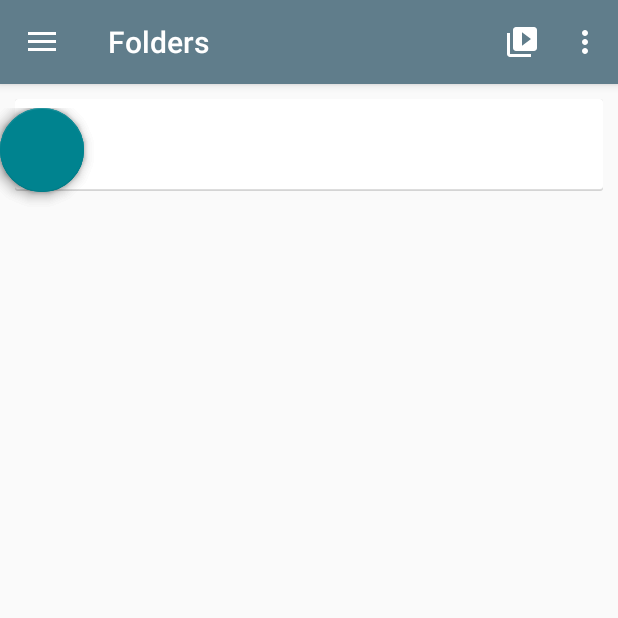
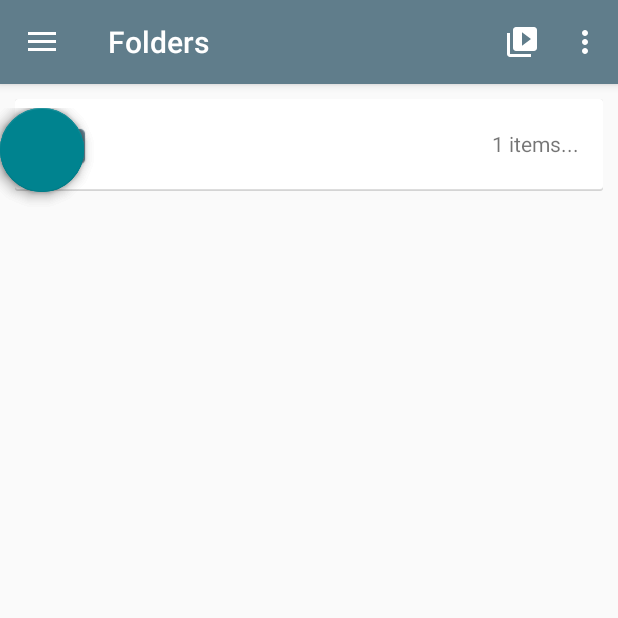
Before and after one commit to vparthas/LockPad, an Android app: the MainActivity screen opened directly, with no data from a screen before it, on a phone screen of 412 x 824 dp, the top half of it. Run offline under Robolectric (Android 15) with nearby library versions, the light colour scheme and no system bars; libraries missing offline, so code that uses them is left out: com.getbase.floatingactionbutton; plain views replace FloatingActionButton, FloatingActionsMenu; 13 statements that could not run were skipped.

Commit message:
File system overhaul

```diff
--- a/app/src/main/java/com/varunp/padlock/activities/MainActivity.java
+++ b/app/src/main/java/com/varunp/padlock/activities/MainActivity.java
@@ -23,6 +23,8 @@ import com.getbase.floatingactionbutton.FloatingActionsMenu;
 import com.varunp.padlock.R;
 import com.varunp.padlock.adapters.FolderAdapter;
 import com.varunp.padlock.utils.FileManager;
+import com.varunp.padlock.utils.FileTracker;
+import com.varunp.padlock.utils.FolderList;
 import com.varunp.padlock.utils.Globals;
 
 import net.dealforest.sample.crypt.AES256Cipher;
@@ -46,6 +48,8 @@ public class MainActivity extends AppCompatActivity
         FloatingActionButton fab = (FloatingActionButton) findViewById(R.id.fab);
         fab.hide();
 
+        initFileTracker();
+
         initFab();
 
         initRecyclerView();
@@ -53,7 +57,15 @@ public class MainActivity extends AppCompatActivity
         initDrawer();
     }
 
-    private void initRecyclerView() {
+    private void initFileTracker()
+    {
+        FileManager fm = new FileManager(getApplicationContext());
+        String[] files = fm.getContentsStr(FileManager.FILE_INTERNAL, Globals.FOLDER_DATA);
+        FileTracker.init(getApplicationContext(), files);
+    }
+
+    private void initRecyclerView()
+    {
         mRecyclerView = (RecyclerView) findViewById(R.id.cardList);
 
         // use this setting to improve performance if you know that changes
@@ -65,8 +77,12 @@ public class MainActivity extends AppCompatActivity
         mRecyclerView.setLayoutManager(mLayoutManager);
 
         // specify an adapter (see also next example)
-        mAdapter = new FolderAdapter(
-                new FileManager(this).getInternalPath(Globals.FOLDER_DATA) + "/");
+        resetRecycler(FolderAdapter.QUERY_FOLDERS);
+    }
+
+    private void resetRecycler(int query)
+    {
+        mAdapter = new FolderAdapter(query);
         mRecyclerView.setAdapter(mAdapter);
     }
 
@@ -179,21 +195,29 @@ public class MainActivity extends AppCompatActivity
         {
             toolbar.setTitle(Globals.NAV_HEADER_NOTES);
             setTitle(Globals.NAV_HEADER_NOTES);
+
+            resetRecycler(FolderAdapter.QUERY_TEXT);
         }
         else if (id == R.id.nav_gallery)
         {
             toolbar.setTitle(Globals.NAV_HEADER_IMAGES);
             setTitle(Globals.NAV_HEADER_IMAGES);
+
+            resetRecycler(FolderAdapter.QUERY_IMAGE);
         }
         else if (id == R.id.nav_files)
         {
             toolbar.setTitle(Globals.NAV_HEADER_FILES);
             setTitle(Globals.NAV_HEADER_FILES);
+
+            resetRecycler(FolderAdapter.QUERY_FILES);
         }
         else if (id == R.id.nav_folders)
         {
             toolbar.setTitle(Globals.NAV_HEADER_FOLDERS);
             setTitle(Globals.NAV_HEADER_FOLDERS);
+
+            resetRecycler(FolderAdapter.QUERY_FOLDERS);
         }
         else if (id == R.id.nav_rate)
         {
--- a/app/src/main/java/com/varunp/padlock/adapters/FolderAdapter.java
+++ b/app/src/main/java/com/varunp/padlock/adapters/FolderAdapter.java
@@ -2,6 +2,7 @@ package com.varunp.padlock.adapters;
 
 import android.os.Bundle;
 import android.support.v7.widget.RecyclerView;
+import android.util.Log;
 import android.view.LayoutInflater;
 import android.view.View;
 import android.view.ViewGroup;
@@ -9,57 +10,29 @@ import android.widget.ImageView;
 import android.widget.TextView;
 
 import com.varunp.padlock.R;
+import com.varunp.padlock.utils.FileTracker;
 import com.varunp.padlock.utils.Globals;
+import com.varunp.padlock.utils.PLFile;
 
 import java.io.File;
 import java.util.ArrayList;
 import java.util.List;
+import java.util.Stack;
 
 public class FolderAdapter extends RecyclerView.Adapter<FolderAdapter.ViewHolder>
 {
-    private FileItem[] mDataset;
+    public class Manager
+    {
+        private Stack<PLFile> parents;
 
-    private class FileItem
-    {
-        public static final int FOLDER = R.drawable.folder;
-        public static final int NOTE = R.drawable.file_document;
-        public static final int IMAGE = R.drawable.file_image;
-
-        private String name, subLine;
-        private int fileType;
-        private File file;
-
-        public FileItem(File f)
+        public List<PLFile> getParent()
         {
-            if(f.isDirectory())
-            {
-                fileType = FOLDER;
-                int i = f.listFiles().length;
-                subLine = i != 1 ? i + " items" : i + " item";
-            }
-            else if(f.getName().endsWith(Globals.IMAGE_SUFFIX))
-            {
-                fileType = IMAGE;
-                subLine = "";
-            }
-            else
-            {
-                fileType = NOTE;
-                subLine = "";
-            }
-
-            name = f.getName();
-            file = f;
-        }
-
-        public FileItem(String parent)
-        {
-            name = "Back";
-            subLine = "..";
-            fileType = FOLDER;
-            file = new File(parent);
+            return null; //TODO
         }
     }
+
+
+    private List<PLFile> mDataset;
 
     // Provide a reference to the views for each data item
     // Complex data items may need more than one view per item, and
@@ -81,32 +54,30 @@ public class FolderAdapter extends RecyclerView.Adapter<FolderAdapter.ViewHolder
         }
     }
 
+    public static final int QUERY_FOLDERS = 0, QUERY_FILES = 1, QUERY_TEXT = 2, QUERY_IMAGE = 3;
+
     // Provide a suitable constructor (depends on the kind of dataset)
-    public FolderAdapter(String path)
+    public FolderAdapter(int query)
     {
-        mDataset = getFileItems(new String[]{path});
+        switch(query)
+        {
+            case QUERY_FOLDERS:
+                mDataset = FileTracker.getFolders();
+                break;
+            case QUERY_FILES:
+                mDataset = FileTracker.getAllFiles();
+                break;
+            case QUERY_TEXT:
+                mDataset = FileTracker.getFileType(Globals.FILENAME_TEXT);
+                break;
+            case QUERY_IMAGE:
+                mDataset = FileTracker.getFileType(Globals.FILENAME_IMAGE);
+                break;
+        }
+
+        Log.d("FolderAdapter", mDataset.toString());
     }
 
-    public FolderAdapter(String[] paths)
-    {
-        mDataset = getFileItems(paths);
-    }
-
-    private FileItem[] getFileItems(String[] files)
-    {
-        List<FileItem> ret = new ArrayList<FileItem>();
-        for(int i = 0; i < files.length; i++)
-        {
-            if(files[i].startsWith(Globals.FOLDER_PARENT))
-            {
-                ret.add(new FileItem(files[i].substring(2)));
-            }
-            File temp = new File(files[i]);
-            for(File f : temp.listFiles())
-                ret.add(new FileItem(f));
-        }
-        return ret.toArray(new FileItem[ret.size()]);
-    }
 
     // Create new views (invoked by the layout manager)
     @Override
@@ -125,34 +96,52 @@ public class FolderAdapter extends RecyclerView.Adapter<FolderAdapter.ViewHolder
     {
         // - get element from your dataset at this position
         // - replace the contents of the view with that element
-        holder.nameView.setText(mDataset[position].name);
-        holder.itemView.setText(mDataset[position].subLine);
-        holder.iconView.setImageResource(mDataset[position].fileType);
+        holder.nameView.setText(mDataset.get(position).getFileName());
+        holder.itemView.setText(getSubLine(mDataset.get(position)));
+        holder.iconView.setImageResource(getImage(mDataset.get(position)));
 
         holder.mView.setOnClickListener(new View.OnClickListener()
         {
             @Override
             public void onClick(View v)
             {
-                if(mDataset[position].fileType == FileItem.FOLDER)
-                {
-                    if(mDataset[position].subLine.equals(Globals.FOLDER_PARENT))
-                        mDataset = getFileItems(new String[]
-                                {mDataset[position].file.getAbsolutePath()});
-                    else
-                        mDataset = getFileItems(new String[]
-                                {Globals.FOLDER_PARENT + mDataset[position].file.getParent(),
-                                        mDataset[position].file.getAbsolutePath()});
-                    notifyDataSetChanged();
-                }
+                //TODO
             }
         });
+    }
+
+
+    public static final int FOLDER = R.drawable.folder;
+    public static final int NOTE = R.drawable.file_document;
+    public static final int IMAGE = R.drawable.file_image;
+    private int getImage(PLFile plFile)
+    {
+        if(plFile.isFolder())
+            return FOLDER;
+        if(plFile.getSuffix().equals(Globals.FILENAME_TEXT))
+            return NOTE;
+        if(plFile.getSuffix().equals(Globals.FILENAME_IMAGE))
+            return IMAGE;
+        else
+            return android.R.drawable.ic_dialog_alert;
+    }
+
+    private String getSubLine(PLFile plFile)
+    {
+        if(plFile.isFolder())
+            return FileTracker.getFolder(plFile).size() + " items...";
+        if(plFile.getSuffix().equals(Globals.FILENAME_IMAGE))
+            return "Image";
+        if(plFile.getSuffix().equals(Globals.FILENAME_TEXT))
+            return "Text";
+        else
+            return "Error!";
     }
 
     // Return the size of your dataset (invoked by the layout manager)
     @Override
     public int getItemCount()
     {
-        return mDataset.length;
+        return mDataset.size();
     }
 }
--- a/app/src/main/java/com/varunp/padlock/utils/FileManager.java
+++ b/app/src/main/java/com/varunp/padlock/utils/FileManager.java
@@ -1,6 +1,7 @@
 package com.varunp.padlock.utils;
 
 import android.content.Context;
+import android.util.Log;
 
 import java.io.BufferedReader;
 import java.io.File;
@@ -71,10 +72,27 @@ public class FileManager
         }
     }
 
+    public boolean delete(boolean internal, String name)
+    {
+        File file = internal ? new File(m_context.getFilesDir() + "/" + name) : new File(name);
+        return file.delete();
+    }
+
     public File[] getContents(boolean internal, String dir)
     {
         return internal ? new File(m_context.getFilesDir() + "/" + dir).listFiles() :
                 new File(dir).listFiles();
+    }
+
+    public String[] getContentsStr(boolean internal, String dir)
+    {
+        File[] files = getContents(internal, dir);
+        String[] ret = new String[files.length];
+
+        for(int i = 0; i < files.length; i++)
+            ret[i] = files[i].getName();
+
+        return ret;
     }
 
     public String getInternalPath(String dir)
--- /dev/null
+++ b/app/src/main/java/com/varunp/padlock/utils/FileTracker.java
@@ -0,0 +1,160 @@
+package com.varunp.padlock.utils;
+
+import android.content.Context;
+import android.support.annotation.Nullable;
+import android.util.Log;
+import android.widget.Toast;
+
+import java.util.ArrayList;
+import java.util.HashMap;
+import java.util.HashSet;
+import java.util.List;
+import java.util.Set;
+
+/**
+ * Created by Varun on 6/13/2016.
+ */
+public class FileTracker
+{
+    private static HashMap<String, Set<PLFile>> files;
+
+    public static void init(Context context, String[] fileList)
+    {
+        Log.d("FileTracker", fileList.length + "");
+
+        files = new HashMap<>();
+
+        files.put(Globals.FILENAME_IMAGE, new HashSet<PLFile>());
+        files.put(Globals.FILENAME_TEXT, new HashSet<PLFile>());
+
+        for(String s : FolderList.read(context))
+        {
+            Log.d("FileTracker", "folder added: " + s);
+            files.put(s, new HashSet<PLFile>());
+        }
+
+        for(String file : fileList)
+        {
+            Log.d("FileTracker", "file added " + file);
+            addFile(context, file);
+        }
+    }
+
+    private static List<PLFile> getQuery(String key)
+    {
+        List<PLFile> ret = new ArrayList<>();
+        ret.addAll(files.get(key));
+        return ret;
+    }
+
+    @Nullable
+    public static List<PLFile> getFolder(PLFile folder)
+    {
+        if(!folder.isFolder())
+            return null;
+
+        return getQuery(folder.getFileName());
+    }
+
+    @Nullable
+    public static List<PLFile> getFileType(String suffix)
+    {
+        if(suffix.equals(Globals.FILENAME_TEXT) || suffix.equals(Globals.FILENAME_IMAGE))
+            return getQuery(suffix);
+
+        return null;
+    }
+
+    public static List<PLFile> getFolders()
+    {
+        ArrayList<PLFile> ret = new ArrayList<>();
+        for(String s : files.keySet())
+        {
+            if(s.equals(Globals.FILENAME_IMAGE) || s.equals(Globals.FILENAME_TEXT))
+                continue;
+
+            ret.add(new PLFile(s));
+        }
+        return ret;
+    }
+
+    public static List<PLFile> getAllFiles()
+    {
+        ArrayList<PLFile> ret = new ArrayList<>();
+
+        for(String key : files.keySet())
+        {
+            if(key.equals(Globals.FILENAME_IMAGE) || key.equals(Globals.FILENAME_TEXT))
+                continue;
+
+            for(PLFile plf : files.get(key))
+            {
+                ret.add(new PLFile(plf));
+            }
+        }
+
+        return ret;
+    }
+
+    public static boolean addFile(Context context, String file)
+    {
+        PLFile plf = new PLFile(file);
+
+        if(!files.containsKey(plf.getFolderName()))
+            addFolder(context, plf.getFolderName());
+        if(!files.containsKey(plf.getSuffix()))
+            files.put(plf.getSuffix(), new HashSet<PLFile>());
+
+        if(files.get(plf.getFolderName()).contains(plf))
+            return false;
+
+        files.get(plf.getFolderName()).add(plf);
+        files.get(plf.getSuffix()).add(plf);
+
+        return true;
+    }
+
+    public static void removeFile(Context context, PLFile file)
+    {
+        if(!files.containsKey(file.getFolderName()) || !files.containsKey(file.getSuffix()))
+        {
+            Log.d("FileTracker", "Unnecessary delete: " + file);
+            return;
+        }
+
+        getQuery(file.getFolderName()).remove(file);
+        getQuery(file.getSuffix()).remove(file);
+
+        new FileManager(context).delete(FileManager.FILE_INTERNAL, Globals.FOLDER_DATA + "/" + file.getRawNamw());
+    }
+
+    public static void addFolder(Context context, String name)
+    {
+        if(files.containsKey(name))
+        {
+            Toast.makeText(context, "Folder already exsists.", Toast.LENGTH_SHORT);
+            return;
+        }
+
+        files.put(name, new HashSet<PLFile>());
+        FolderList.commit(context, files.keySet());
+    }
+
+    public static void removeFolder(Context context, String name)
+    {
+        if(!files.containsKey(name))
+        {
+            Log.d("FileTracker", "Unnecessary folder delete: " + name);
+            return;
+        }
+
+        Set<PLFile> temp = files.get(name);
+        for(PLFile plf : temp)
+        {
+            removeFile(context, plf);
+        }
+
+        files.remove(name);
+        FolderList.commit(context, files.keySet());
+    }
+}
--- /dev/null
+++ b/app/src/main/java/com/varunp/padlock/utils/FolderList.java
@@ -0,0 +1,52 @@
+package com.varunp.padlock.utils;
+
+import android.content.Context;
+import android.util.Log;
+
+import org.json.JSONArray;
+import org.json.JSONObject;
+
+import java.util.ArrayList;
+import java.util.HashSet;
+import java.util.Objects;
+import java.util.Set;
+
+/**
+ * Created by Varun on 6/13/2016.
+ */
+public class FolderList
+{
+    public static Set<String> read(Context context)
+    {
+        FileManager fileManager = new FileManager(context);
+        String rawJSON = fileManager.readFile(true, Globals.FILENAME_FOLDER_LIST);
+
+        Set<String> folderSet = new HashSet<>();
+        try
+        {
+            JSONArray jsonArray = new JSONArray(rawJSON);
+            for (int i = 0; i < jsonArray.length(); i++)
+            {
+                String j = jsonArray.getString(i);
+                folderSet.add(j);
+            }
+        }
+        catch (Exception e)
+        {
+            Log.d("FolderList", e.getMessage());
+        }
+
+        return folderSet;
+    }
+
+    public static void commit(Context context, Set<String> folderSet)
+    {
+        FileManager fileManager = new FileManager(context);
+
+        JSONArray out = new JSONArray();
+        for(String folder : folderSet)
+            out.put(folder);
+
+        fileManager.saveFile(FileManager.FILE_INTERNAL, Globals.FILENAME_FOLDER_LIST, out.toString());
+    }
+}
--- a/app/src/main/java/com/varunp/padlock/utils/JsonWrapper.java
+++ b/app/src/main/java/com/varunp/padlock/utils/JsonWrapper.java
@@ -2,6 +2,7 @@ package com.varunp.padlock.utils;
 
 import android.util.Base64;
 
+import org.json.JSONArray;
 import org.json.JSONObject;
 
 /**
--- /dev/null
+++ b/app/src/main/java/com/varunp/padlock/utils/PLFile.java
@@ -0,0 +1,46 @@
+package com.varunp.padlock.utils;
+
+public class PLFile
+{
+    public String getFileName() { return fileName; }
+    public String getFolderName() { return folderName; }
+    public String getSuffix() { return suffix; }
+
+    private String fileName, folderName, suffix;
+
+    public PLFile(String name)
+    {
+        fileName = name;
+
+        if(name.contains("|") && name.contains("."))
+        {
+            int delim = name.indexOf(Globals.FILE_DELIM);
+            int suff = name.lastIndexOf(".");
+            fileName = name.substring(delim + 1, suff);
+            folderName = name.substring(0, delim);
+            suffix = name.substring(suff);
+        }
+        else
+        {
+            folderName = null;
+            suffix = null;
+        }
+    }
+
+    public PLFile(PLFile other)
+    {
+        this.fileName = new String(other.fileName);
+        this.folderName = new String(other.folderName);
+        this.suffix = new String(other.suffix);
+    }
+
+    public boolean isFolder()
+    {
+        return folderName == null && suffix == null;
+    }
+
+    public String getRawNamw()
+    {
+        return folderName + Globals.FILE_DELIM + fileName + suffix;
+    }
+}
--- a/app/src/main/res/layout/content_setup.xml
+++ b/app/src/main/res/layout/content_setup.xml
@@ -61,13 +61,15 @@
         android:layout_width="match_parent"
         android:layout_height="wrap_content"
         android:id="@+id/recovery_question_input"
-        android:hint="Recovery question"/>
+        android:hint="Recovery question"
+        android:maxLines="1"/>
 
     <EditText
         android:layout_width="match_parent"
         android:layout_height="wrap_content"
         android:id="@+id/recovery_answer_input"
-        android:hint="Answer"/>
+        android:hint="Answer"
+        android:maxLines="1"/>
 
     <TextView
         android:layout_width="wrap_content"
--- /dev/null
+++ b/app/src/main/res/raw/file_spec.txt
@@ -0,0 +1,5 @@
+[FOLDER]|[FILE].[FILETYPE]
+
+Filetypes:
+.plimg
+.pltxt
--- a/gradle.properties
+++ b/gradle.properties
@@ -16,3 +16,4 @@
 # This option should only be used with decoupled projects. More details, visit
 # http://www.gradle.org/docs/current/userguide/multi_project_builds.html#sec:decoupled_projects
 # org.gradle.parallel=true
+org.gradle.jvmargs=-Xmx1024m
```
Also changed, not shown: app/src/main/java/com/varunp/padlock/activities/LoginActivity.java (+13 -3 lines), app/src/main/java/com/varunp/padlock/activities/SetupActivity.java (+19 -3 lines), app/src/main/java/com/varunp/padlock/utils/Globals.java (+6 -1 lines), app/src/main/java/com/varunp/padlock/utils/PasswordEncryptionService.java (+20 -6 lines).
